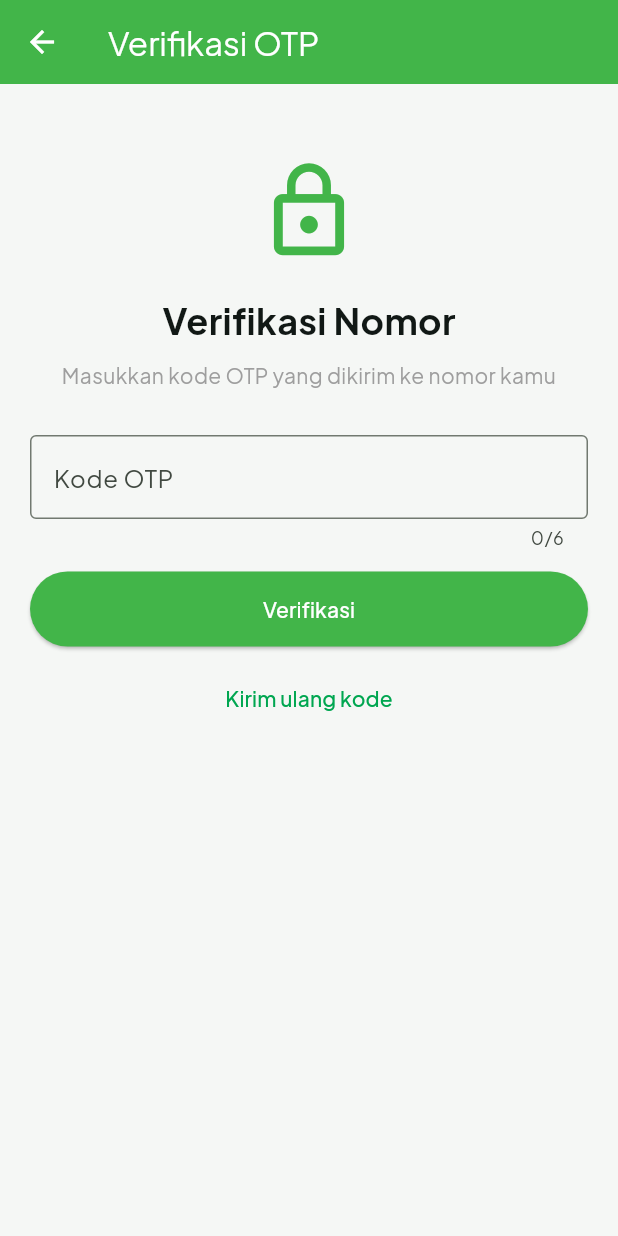
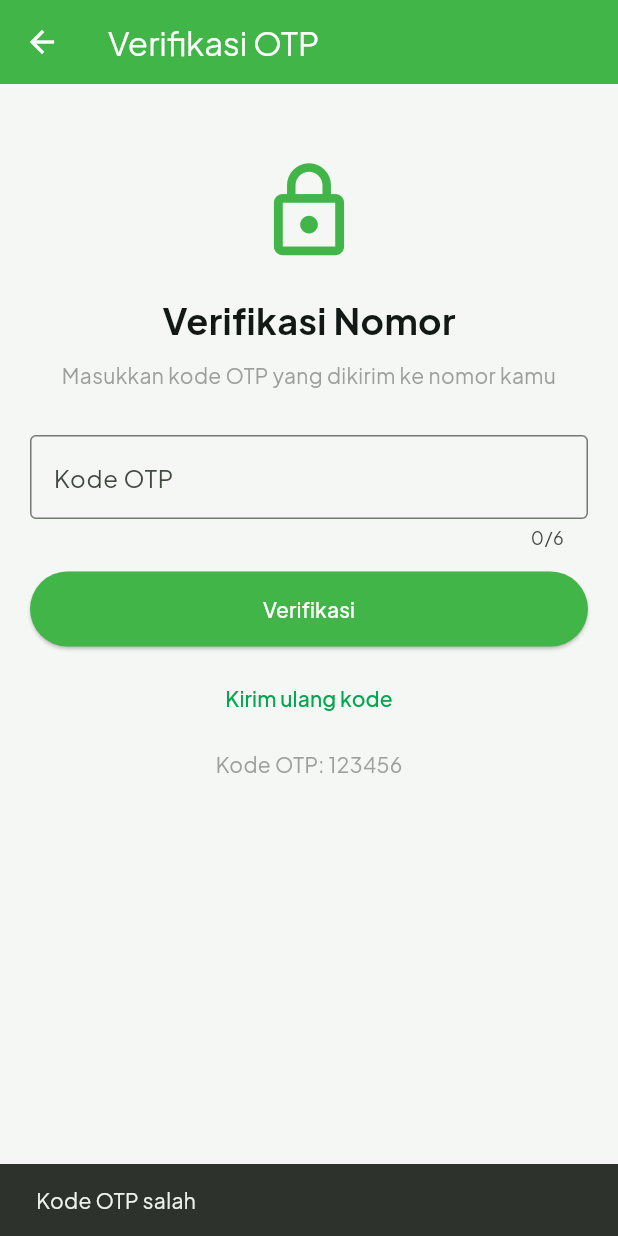
Before and after one commit to seravym/flutter-tokopedia-clone, a Flutter app: the OtpPage screen opened directly, after a tap on "Verifikasi", on a phone screen of 412 x 824 dp. Run offline on Flutter 3.47's test engine with Material 3 defaults, Android fonts, the phone set to English and light mode, and no system bars; our stand-ins replace cached_network_image, go_router, google_fonts, google_nav_bar, liquid_pull_to_refresh, shared_preferences; accounts and stored records are empty; network calls fail.

Commit message:
membenarkan dan menambh code otp

```diff
--- a/lib/pages/otp_page.dart
+++ b/lib/pages/otp_page.dart
@@ -40,7 +40,9 @@ class OtpPage extends StatelessWidget {
             const Text(
               'Masukkan kode OTP yang dikirim ke nomor kamu',
               textAlign: TextAlign.center,
-              style: TextStyle(color: Colors.grey),
+              style: TextStyle(
+                color: Colors.grey,
+              ),
             ),
 
             const SizedBox(height: 30),
@@ -63,7 +65,18 @@ class OtpPage extends StatelessWidget {
               height: 50,
               child: ElevatedButton(
                 onPressed: () {
-                  Navigator.pushReplacementNamed(context, '/profile');
+                  if (otpController.text == '123456') {
+                    Navigator.pushReplacementNamed(
+                      context,
+                      '/profile',
+                    );
+                  } else {
+                    ScaffoldMessenger.of(context).showSnackBar(
+                      const SnackBar(
+                        content: Text('Kode OTP salah'),
+                      ),
+                    );
+                  }
                 },
                 style: ElevatedButton.styleFrom(
                   backgroundColor: const Color(0xFF42B549),
@@ -76,8 +89,23 @@ class OtpPage extends StatelessWidget {
             const SizedBox(height: 10),
 
             TextButton(
-              onPressed: () {},
+              onPressed: () {
+                ScaffoldMessenger.of(context).showSnackBar(
+                  const SnackBar(
+                    content: Text('Kode OTP baru telah dikirim'),
+                  ),
+                );
+              },
               child: const Text('Kirim ulang kode'),
+            ),
+
+            const SizedBox(height: 10),
+
+            const Text(
+              'Kode OTP: 123456',
+              style: TextStyle(
+                color: Colors.grey,
+              ),
             ),
           ],
         ),
```
